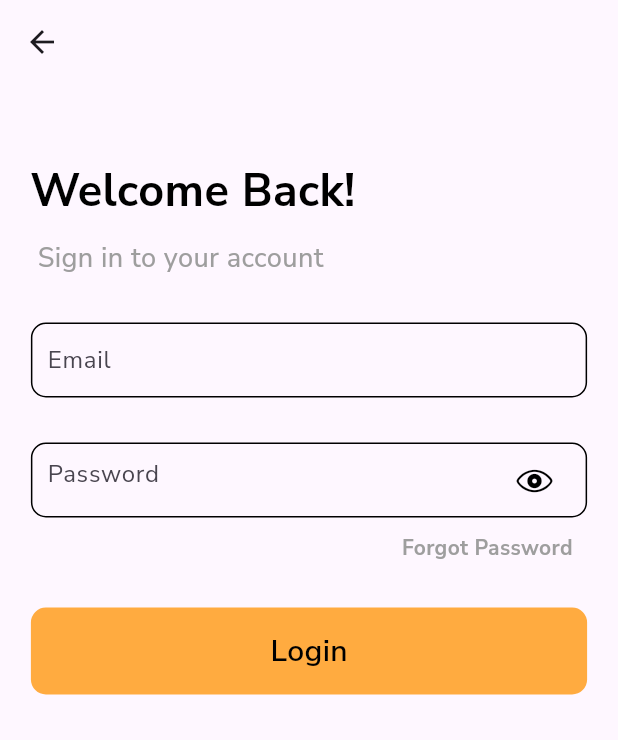
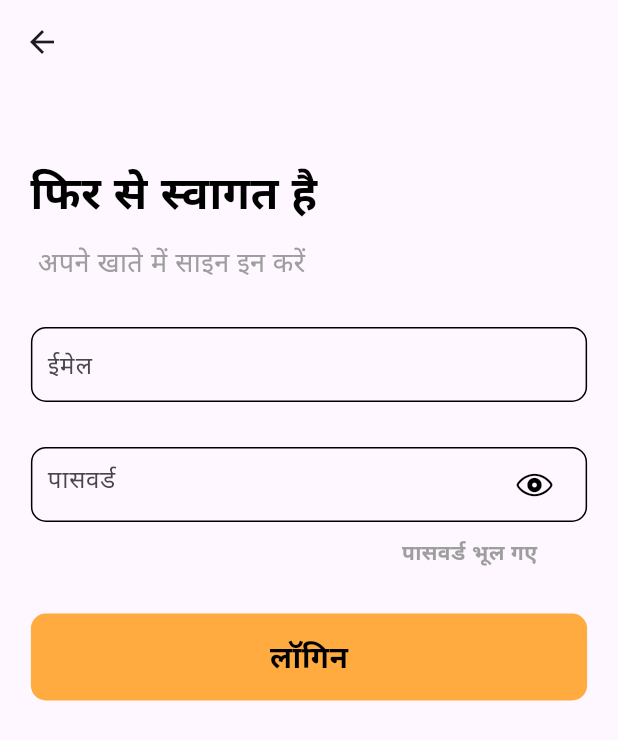
Before and after one commit to BiswayanMazumder/LuxeLayers-Mobile, a Flutter app: the LoginPage screen opened directly, on a phone screen of 412 x 824 dp. Shown: the top 740 px of the screen. Run offline on Flutter 3.47's test engine with Material 3 defaults, Android fonts, the phone set to English and light mode, and no system bars; our stand-ins replace cloud_firestore, firebase_auth, firebase_core, firebase_storage, google_fonts, google_generative_ai and 3 more; missing offline and left inert: razorpay_flutter; accounts and stored records are empty; network calls fail.

Commit message:
hindi translation doing for hindi users

```diff
--- a/lib/Login and Signup Page/loginpage.dart
+++ b/lib/Login and Signup Page/loginpage.dart
@@ -4,6 +4,9 @@ import 'package:flutter/foundation.dart';
 import 'package:flutter/material.dart';
 import 'package:google_fonts/google_fonts.dart';
 import 'package:luxelayers/Logged%20In%20Page/homepage.dart';
+import 'package:luxelayers/Navbar/navbar.dart';
+import 'package:shared_preferences/shared_preferences.dart';
+
 class LoginPage extends StatefulWidget {
   const LoginPage({super.key});
 
@@ -12,13 +15,28 @@ class LoginPage extends StatefulWidget {
 }
 
 class _LoginPageState extends State<LoginPage> {
-  final TextEditingController _emailController=TextEditingController();
-  final TextEditingController _passwordController=TextEditingController();
-  bool showpw=false;
-  final FirebaseAuth _auth=FirebaseAuth.instance;
+  final TextEditingController _emailController = TextEditingController();
+  final TextEditingController _passwordController = TextEditingController();
+  bool showpw = false;
+  final FirebaseAuth _auth = FirebaseAuth.instance;
+  int? _selectedindex;
+  void getlanguage() async {
+    final SharedPreferences prefs = await SharedPreferences.getInstance();
+    setState(() {
+      _selectedindex = prefs.getInt('Language');
+    });
+    print(_selectedindex);
+  }
+
+  @override
+  void initState() {
+    // TODO: implement initState
+    super.initState();
+    getlanguage();
+  }
+
   @override
   Widget build(BuildContext context) {
-
     return Scaffold(
       appBar: AppBar(),
       body: SingleChildScrollView(
@@ -31,11 +49,13 @@ class _LoginPageState extends State<LoginPage> {
               padding: const EdgeInsets.only(left: 20),
               child: Row(
                 children: [
-                  Text('Welcome Back!',style: GoogleFonts.nunitoSans(
+                  Text(
+                    _selectedindex == 0 ? 'Welcome Back!' : "फिर से स्वागत है",
+                    style: GoogleFonts.nunitoSans(
                         color: Colors.black,
                         fontWeight: FontWeight.bold,
-                    fontSize: 30
-                  ),),
+                        fontSize: 30),
+                  ),
                 ],
               ),
             ),
@@ -46,11 +66,15 @@ class _LoginPageState extends State<LoginPage> {
               children: [
                 Padding(
                   padding: const EdgeInsets.only(left: 25),
-                  child: Text('Sign in to your account',style: GoogleFonts.nunitoSans(
+                  child: Text(
+                    _selectedindex == 0
+                        ? 'Sign in to your account'
+                        : "अपने खाते में साइन इन करें",
+                    style: GoogleFonts.nunitoSans(
                         color: Colors.grey,
                         fontSize: 18,
-                    fontWeight: FontWeight.w500
-                  ),),
+                        fontWeight: FontWeight.w500),
+                  ),
                 ),
               ],
             ),
@@ -66,18 +90,19 @@ class _LoginPageState extends State<LoginPage> {
               width: MediaQuery.of(context).size.width * 0.9,
               height: 50,
               child: Padding(
-                  padding: const EdgeInsets.symmetric(horizontal: 10.0), // Add padding to prevent the TextField from touching the container's border
+                padding: const EdgeInsets.symmetric(
+                    horizontal:
+                        10.0), // Add padding to prevent the TextField from touching the container's border
                 child: TextField(
                   controller: _emailController,
                   style: GoogleFonts.nunitoSans(),
-                    decoration: const InputDecoration(
-                      hintText: 'Email',
+                  decoration: InputDecoration(
+                    hintText: _selectedindex == 0 ? 'Email' : 'ईमेल',
                     border: InputBorder.none, // Remove the default border
                   ),
                 ),
               ),
-              )
-            ),
+            )),
             const SizedBox(
               height: 30,
             ),
@@ -90,56 +115,64 @@ class _LoginPageState extends State<LoginPage> {
               width: MediaQuery.of(context).size.width * 0.9,
               height: 50,
               child: Padding(
-                    padding: const EdgeInsets.symmetric(horizontal: 10.0), // Add padding to prevent the TextField from touching the container's border
+                padding: const EdgeInsets.symmetric(
+                    horizontal:
+                        10.0), // Add padding to prevent the TextField from touching the container's border
                 child: TextField(
-                      obscureText: showpw?false:true,
+                  obscureText: showpw ? false : true,
                   controller: _passwordController,
                   style: GoogleFonts.nunitoSans(),
-                      decoration:  InputDecoration(
+                  decoration: InputDecoration(
                     suffixIcon: InkWell(
-                          onTap: (){
+                      onTap: () {
                         setState(() {
-                              showpw=!showpw;
+                          showpw = !showpw;
                         });
                       },
-                          child: Icon(showpw?CupertinoIcons.eye_slash:CupertinoIcons.eye
-                          ,color: Colors.black,),
+                      child: Icon(
+                        showpw ? CupertinoIcons.eye_slash : CupertinoIcons.eye,
+                        color: Colors.black,
                       ),
-                        hintText: 'Password',
+                    ),
+                    hintText: _selectedindex == 0 ? 'Password' : 'पासवर्ड',
                     border: InputBorder.none, // Remove the default border
                   ),
                 ),
               ),
-                )
-            ),
+            )),
             const SizedBox(
               height: 10,
             ),
             Padding(
-              padding:  EdgeInsets.only(left: MediaQuery.sizeOf(context).width*0.65,
+              padding: EdgeInsets.only(
+                left: MediaQuery.sizeOf(context).width * 0.65,
               ),
               child: Row(
                 children: [
                   InkWell(
-                    onTap:()async{
+                    onTap: () async {
                       if (kDebugMode) {
                         print('Tapped');
                       }
-                      try{
-                       await _auth.sendPasswordResetEmail(email: _emailController.text);
+                      try {
+                        await _auth.sendPasswordResetEmail(
+                            email: _emailController.text);
                         if (kDebugMode) {
                           print('sent');
                         }
-                      }catch(e){
+                      } catch (e) {
                         if (kDebugMode) {
                           print(e);
                         }
                       }
                     },
-                    child: Text('Forgot Password',style: GoogleFonts.nunitoSans(
-                      color: Colors.grey,
-                      fontWeight: FontWeight.bold
-                    ),),
+                    child: Text(
+                      _selectedindex == 0
+                          ? 'Forgot Password'
+                          : "पासवर्ड भूल गए",
+                      style: GoogleFonts.nunitoSans(
+                          color: Colors.grey, fontWeight: FontWeight.bold),
+                    ),
                   )
                 ],
               ),
@@ -148,12 +181,17 @@ class _LoginPageState extends State<LoginPage> {
               height: 30,
             ),
             InkWell(
-              onTap: ()async{
-                try{
-                  await _auth.signInWithEmailAndPassword(email: _emailController.text,
+              onTap: () async {
+                try {
+                  await _auth.signInWithEmailAndPassword(
+                      email: _emailController.text,
                       password: _passwordController.text);
-                  Navigator.push(context, MaterialPageRoute(builder: (context) => HomePage(),));
-                }catch(e){
+                  Navigator.push(
+                      context,
+                      MaterialPageRoute(
+                        builder: (context) => NavBar(),
+                      ));
+                } catch (e) {
                   if (kDebugMode) {
                     print(e);
                   }
@@ -164,13 +202,15 @@ class _LoginPageState extends State<LoginPage> {
                 height: 58,
                 decoration: const BoxDecoration(
                     color: Colors.orangeAccent,
-                  borderRadius: BorderRadius.all(Radius.circular(10))
-                ),
-                child: Center(child: Text('Login',style: GoogleFonts.nunitoSans(
+                    borderRadius: BorderRadius.all(Radius.circular(10))),
+                child: Center(
+                    child: Text(
+                  _selectedindex == 0 ? 'Login' : 'लॉगिन',
+                  style: GoogleFonts.nunitoSans(
                       color: Colors.black,
                       fontWeight: FontWeight.w600,
-                  fontSize: 20
-                ),)),
+                      fontSize: 20),
+                )),
               ),
             )
           ],
```
Also changed, not shown: lib/Login and Signup Page/getstarted.dart (+33 -6 lines). Lines whose indentation alone changed are shown as unchanged.
